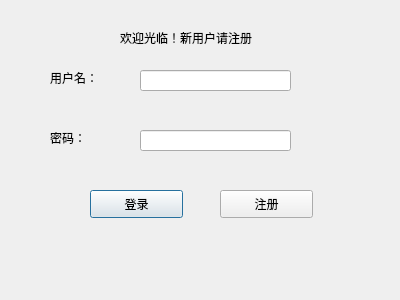
Above: customer/login.ui from yedk/customer before the change. Below: the same form after it.
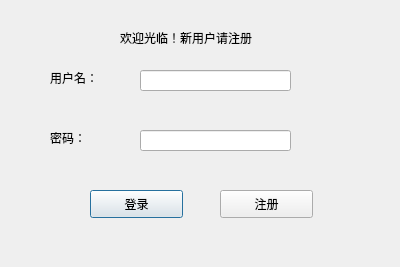
That is the form after the change.

```diff
--- a/customer/login.ui
+++ b/customer/login.ui
@@ -7,7 +7,7 @@
     <x>0</x>
     <y>0</y>
     <width>400</width>
-    <height>300</height>
+    <height>267</height>
    </rect>
   </property>
   <property name="windowTitle">
```
